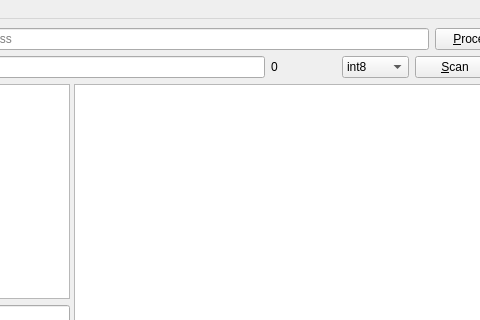
The window that ui/main-qt.ui (allencch/med) describes before a commit, drawn with Qt 5; both pictures show x 210 to 690 and y 0 to 320 of the 800 by 600 pixel window.
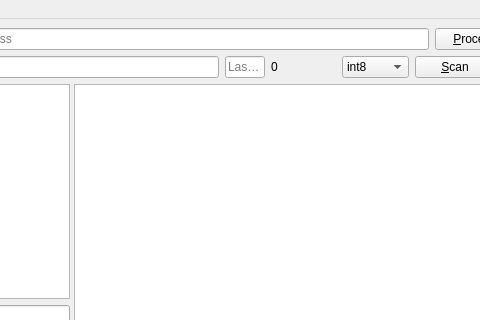
The same window after the commit.

```diff
--- a/ui/main-qt.ui
+++ b/ui/main-qt.ui
@@ -53,6 +53,28 @@
         <item>
          <widget class="QLineEdit" name="scanEntry"/>
         </item>
+        <item>
+         <widget class="QLineEdit" name="lastDigit">
+          <property name="maximumSize">
+           <size>
+            <width>40</width>
+            <height>16777215</height>
+           </size>
+          </property>
+          <property name="baseSize">
+           <size>
+            <width>10</width>
+            <height>0</height>
+           </size>
+          </property>
+          <property name="toolTip">
+           <string>Last Digit</string>
+          </property>
+          <property name="placeholderText">
+           <string>Last Digit</string>
+          </property>
+         </widget>
+        </item>
         <item>
          <widget class="QLabel" name="found">
           <property name="minimumSize">
```
